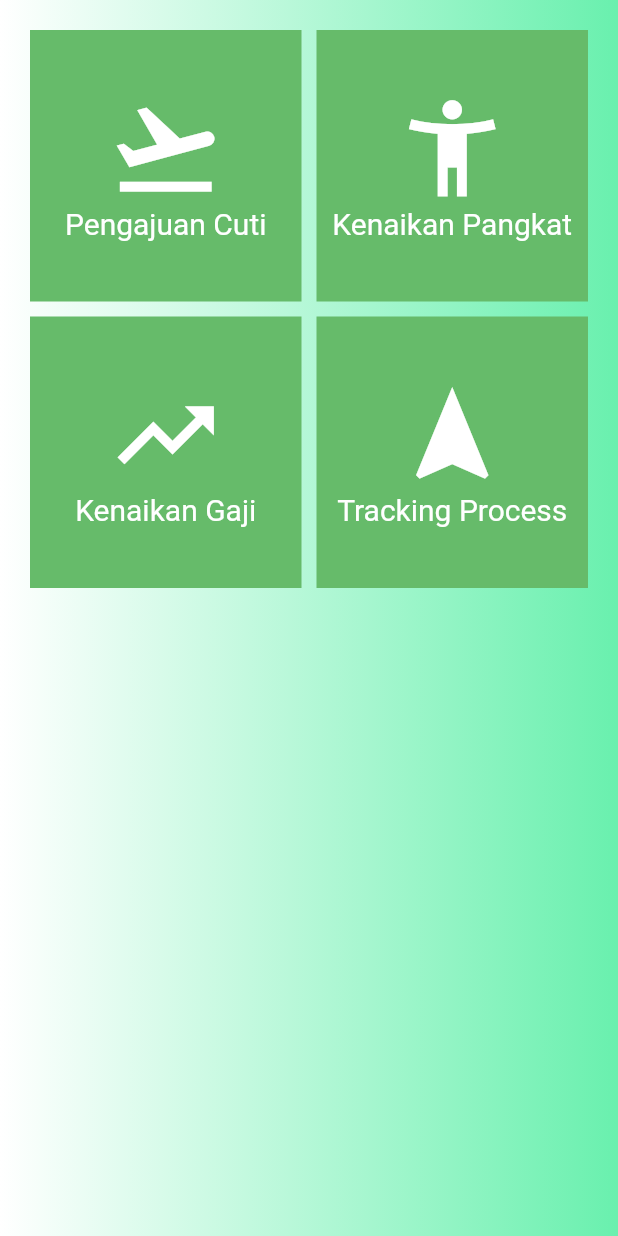
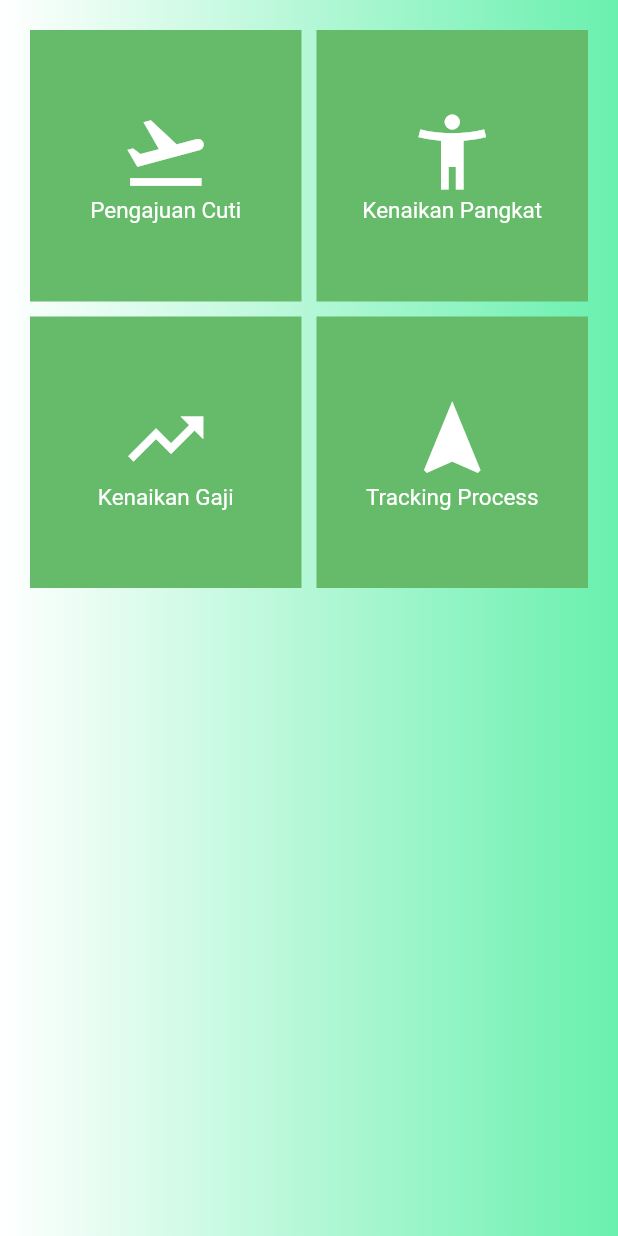
Before and after one commit to afandi9/PKL-AMONGTANI-BATU, a Flutter app: the ServicePage screen opened by its route, on a phone screen of 412 x 824 dp. Run offline on Flutter 3.47's test engine with Material 2 defaults, Android fonts, the phone set to English and light mode, and no system bars; Roboto replaces fonts that are missing (Nunito).

Commit message:
baru lagi

```diff
--- a/lib/inbox_page.dart
+++ b/lib/inbox_page.dart
@@ -71,7 +71,7 @@ class _InboxPage extends State<InboxPage> {
                                   style: TextStyle(
                                     fontWeight: FontWeight.w400,
                                     color: Colors.black,
-                                    fontSize: 20.0
+                                    fontSize: 15.0
                                   ),
                                 )
                               ],
--- a/lib/service_page.dart
+++ b/lib/service_page.dart
@@ -40,9 +40,9 @@ class _ServicePage extends State<ServicePage> {
               child: new Column(
                    mainAxisAlignment: MainAxisAlignment.center,
                 children: <Widget>[
-                  new Icon(Icons.flight_takeoff,size: 77,color: Colors.white,),
+                  new Icon(Icons.flight_takeoff,size: 60,color: Colors.white,),
 
-                  new Text("Pengajuan Cuti", style: TextStyle(color: Colors.white,fontSize: 20,),),
+                  new Text("Pengajuan Cuti", style: TextStyle(color: Colors.white,fontSize: 15,),),
                   ],
               ),
             ),
@@ -53,9 +53,9 @@ class _ServicePage extends State<ServicePage> {
               child: new Column(
                 mainAxisAlignment: MainAxisAlignment.center,
                 children: <Widget>[
-                  new Icon(Icons.accessibility_new,size: 77,color: Colors.white,),
+                  new Icon(Icons.accessibility_new,size: 60,color: Colors.white,),
 
-                  new Text("Kenaikan Pangkat", style: TextStyle(color: Colors.white,fontSize: 20,),),
+                  new Text("Kenaikan Pangkat", style: TextStyle(color: Colors.white,fontSize: 15,),),
                 ],
               ),
             ),
@@ -65,9 +65,9 @@ class _ServicePage extends State<ServicePage> {
               child: new Column(
                 mainAxisAlignment: MainAxisAlignment.center,
                 children: <Widget>[
-                  new Icon(Icons.trending_up,size: 77,color: Colors.white,),
+                  new Icon(Icons.trending_up,size: 60,color: Colors.white,),
 
-                  new Text("Kenaikan Gaji", style: TextStyle(color: Colors.white,fontSize: 20,),),
+                  new Text("Kenaikan Gaji", style: TextStyle(color: Colors.white,fontSize: 15,),),
                 ],
               ),
             ),
@@ -77,9 +77,9 @@ class _ServicePage extends State<ServicePage> {
               child: new Column(
                 mainAxisAlignment: MainAxisAlignment.center,
                 children: <Widget>[
-                  new Icon(Icons.navigation,size: 77,color: Colors.white,),
+                  new Icon(Icons.navigation,size: 60,color: Colors.white,),
 
-                  new Text("Tracking Process", style: TextStyle(color: Colors.white,fontSize: 20,),),
+                  new Text("Tracking Process", style: TextStyle(color: Colors.white,fontSize: 15,),),
                 ],
               ),
             ),
```
